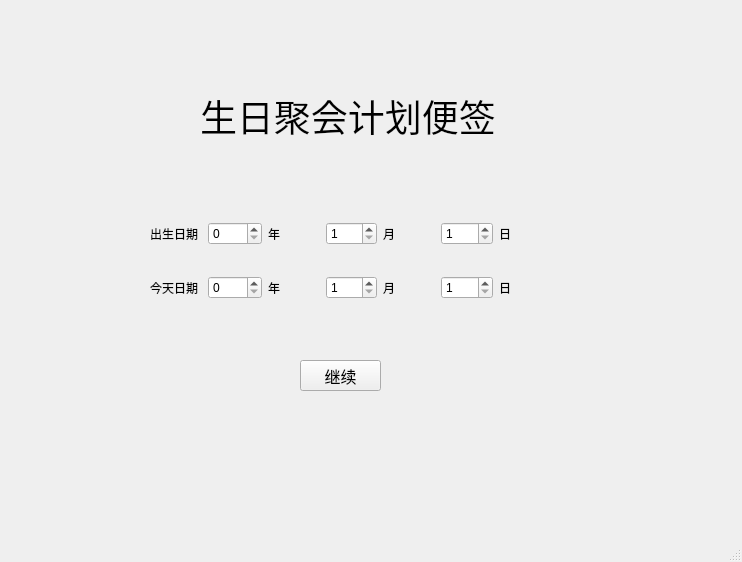
This is input_page.ui in xuxuxuxuxuxjh/BirthdayPlan as Qt 5 draws it before an edit. The edited form follows.
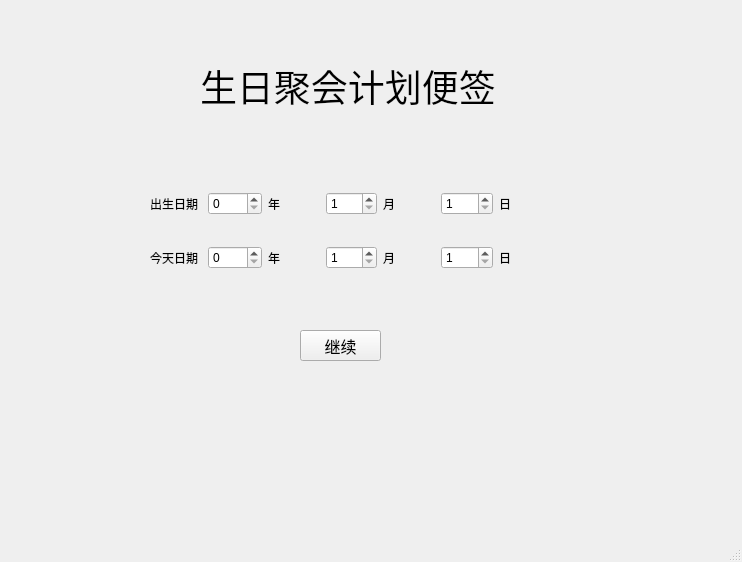
This is the edited form.

Commit message: Fixed InputPage and Added PlanPage

Patch:
```diff
--- a/input_page.ui
+++ b/input_page.ui
@@ -18,7 +18,7 @@
     <property name="geometry">
      <rect>
       <x>200</x>
-      <y>40</y>
+      <y>10</y>
       <width>351</width>
       <height>151</height>
      </rect>
@@ -39,7 +39,7 @@
     <property name="geometry">
      <rect>
       <x>300</x>
-      <y>360</y>
+      <y>330</y>
       <width>81</width>
       <height>31</height>
      </rect>
@@ -57,7 +57,7 @@
     <property name="geometry">
      <rect>
       <x>150</x>
-      <y>210</y>
+      <y>180</y>
       <width>401</width>
       <height>101</height>
      </rect>
```
The commit also changes 10 other files.
